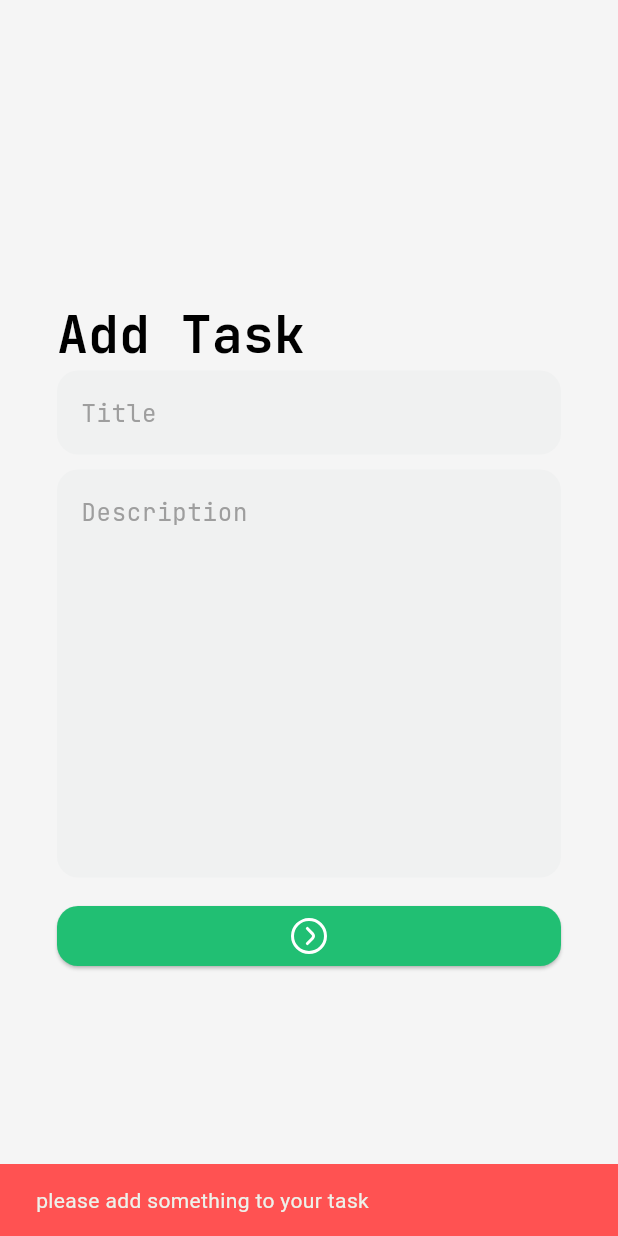
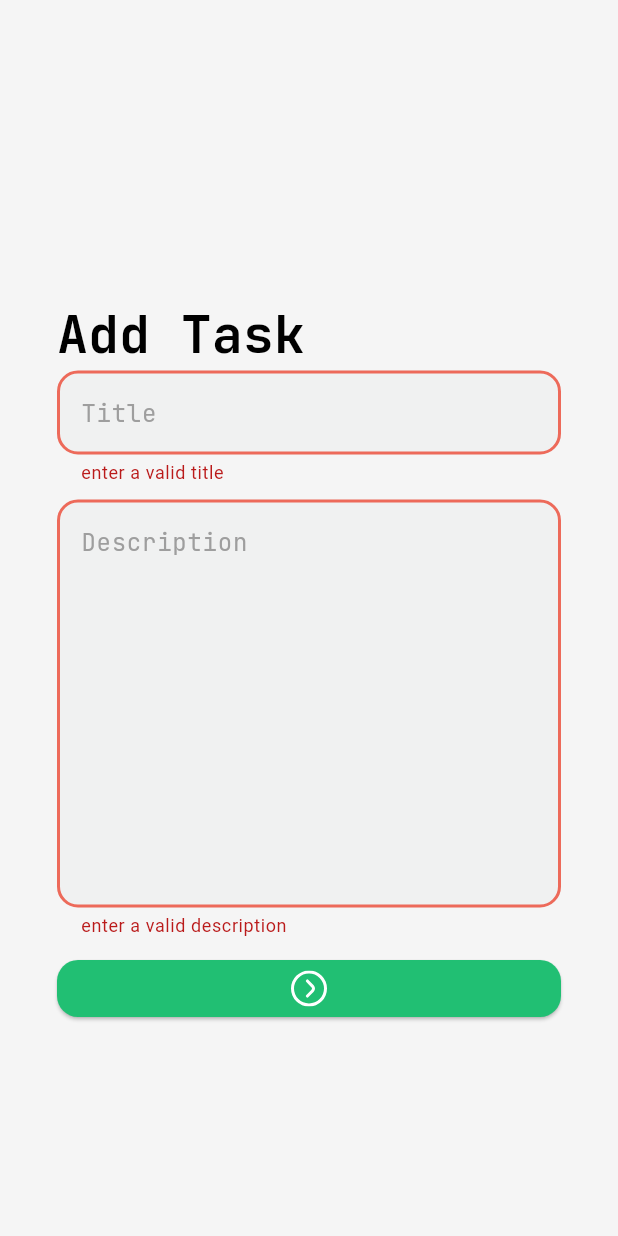
Before and after one commit to shamspahlowan/ostad_task_management, a Flutter app: the AddTaskView screen opened directly, after a tap on an icon or button, on a phone screen of 412 x 824 dp. Run offline on Flutter 3.47's test engine with Material 3 defaults, Android fonts, the phone set to English and light mode, and no system bars; our stand-ins replace flutter_svg, google_fonts, logger, shared_preferences; accounts and stored records are empty.

Commit message:
random commit

```diff
--- a/lib/app.dart
+++ b/lib/app.dart
@@ -3,6 +3,7 @@ import 'package:google_fonts/google_fonts.dart';
 import 'package:ostad_task_management/auth/presentation/views/splash_view.dart';
 
 class App extends StatefulWidget {
+  static GlobalKey<NavigatorState> navigator = GlobalKey();
   const App({super.key});
 
   @override
--- a/lib/auth/presentation/views/splash_view.dart
+++ b/lib/auth/presentation/views/splash_view.dart
@@ -26,6 +26,7 @@ class _SplashViewState extends State<SplashView> {
     final bool isLoggedIn = await AuthController.isUserAlreadyLoggedIn();
     if (isLoggedIn) {
       await AuthController.getUserData();
+
       Navigator.pushReplacement(
         context,
         MaterialPageRoute(
--- a/lib/dashboard/presentation/add_task_view.dart
+++ b/lib/dashboard/presentation/add_task_view.dart
@@ -72,6 +72,12 @@ class _AddTaskViewState extends State<AddTaskView> {
                         filled: true,
                         fillColor: const Color(0xFFF0F1F1),
                       ),
+                      validator: (value) {
+                        if (value?.trim().isEmpty ?? false) {
+                          return "enter a valid title";
+                        }
+                        return null;
+                      },
                     ),
                     SizedBox(height: 10),
                     TextFormField(
@@ -81,52 +87,31 @@ class _AddTaskViewState extends State<AddTaskView> {
                         filled: true,
                         fillColor: const Color(0xFFF0F1F1),
                       ),
+                      validator: (value) {
+                        if (value?.trim().isEmpty ?? false) {
+                          return "enter a valid description";
+                        }
+                        return null;
+                      },
                       maxLines: 10,
                     ),
                     SizedBox(height: 15),
                     SizedBox(
                       width: double.infinity,
+                      height: 38,
+                      child: Visibility(
+                        visible: _isAddNewTaskInProgress == false,
+                        replacement: Center(child: CircularProgressIndicator()),
                         child: ElevatedButton(
                           onPressed: () {
-                          DateTime now = DateTime.now();
-                          String date = "${now.day}/${now.month}/${now.year}";
-                          if (_titleController.text.isNotEmpty &&
-                              _descriptionController.text.isNotEmpty) {
-                            TaskManager.addTask(
-                              TaskModel(
-                                title: _titleController.text,
-                                description: _descriptionController.text,
-                                date: date,
-                                status: TaskStatus.newtask,
-                              ),
-                            );
-
-                            ScaffoldMessenger.of(context).showSnackBar(
-                              const SnackBar(
-                                elevation: 1,
-                                backgroundColor: Colors.green,
-                                content: Text("Task added successfully."),
-                                duration: Duration(seconds: 2),
-                              ),
-                            );
-                            Navigator.pop(context, true);
-                          } else {
-                            ScaffoldMessenger.of(context).showSnackBar(
-                              const SnackBar(
-                                elevation: 1,
-                                backgroundColor: Colors.redAccent,
-                                content: Text(
-                                  "please add something to your task",
-                                ),
-                              ),
-                            );
-                          }
+                            _onSubmit();
                           },
                           child: SvgPicture.asset(
                             AssetPaths.buttonIcon,
                             colorFilter: ColorFilter.mode(
                               Colors.white,
                               BlendMode.srcIn,
+                            ),
                           ),
                         ),
                       ),
@@ -141,7 +126,34 @@ class _AddTaskViewState extends State<AddTaskView> {
     );
   }
 
-  void _onSubmit() {}
+  void _addNewTaskToList(
+    BuildContext context, {
+    required String title,
+    required String description,
+  }) {
+    DateTime now = DateTime.now();
+    String date = "${now.day}/${now.month}/${now.year}";
+    TaskManager.addTask(
+      TaskModel(
+        title: title,
+        description: description,
+        date: date,
+        status: TaskStatus.newtask,
+      ),
+    );
+    Navigator.pop(context, true);
+  }
+
+  void _onSubmit() {
+    if (_formKey.currentState!.validate()) {
+      _addNewTask();
+    }
+  }
+
+  void _clearTextfields() {
+    _descriptionController.clear();
+    _titleController.clear();
+  }
 
   Future<void> _addNewTask() async {
     _isAddNewTaskInProgress = true;
@@ -149,15 +161,26 @@ class _AddTaskViewState extends State<AddTaskView> {
     Map<String, dynamic> json = {
       "title": _titleController.text.trim(),
       "description": _descriptionController.text.trim(),
-      "status": "New",
+      "status": "new",
     };
     final ApiResponse response = await ApiCaller.postRequest(
       url: Urls.createTaskUrl,
       body: json,
     );
 
-    if (response.isSccuess) {
-
+    _isAddNewTaskInProgress = false;
+    setState(() {});
+    if (response.isSccuess && response.statusCode == 200) {
+      _clearTextfields();
+      _addNewTaskToList(
+        context,
+        title: response.body["data"]["title"],
+        description: response.body["data"]["description"],
+      );
+      ShowSnackbarMessage.showSnackBarMessage(
+        context,
+        "Task successfully added",
+      );
     } else {
       ShowSnackbarMessage.showSnackBarMessage(context, response.error!);
     }
--- a/lib/util/urls.dart
+++ b/lib/util/urls.dart
@@ -3,5 +3,6 @@ class Urls {
 
   static const String registerUrl = "$_baseUrl/Registration";
   static const String loginUrl = "$_baseUrl/Login";
-    static const String createTaskUrl = "$_baseUrl/CreateTask";
+  static const String createTaskUrl = "$_baseUrl/CreateTask";
+  static const String getTaskStatusCount = "$_baseUrl/taskStatusCount";
 }
--- a/lib/util/user_model.dart
+++ b/lib/util/user_model.dart
@@ -23,9 +23,9 @@ class UserModel {
     return UserModel(
       firstName: firstName ?? this.firstName,
       lastName: lastName ?? this.lastName,
-      email: password ?? this.email,
+      email: password ?? email,
       mobile: mobile ?? this.mobile,
-      id: profileUrl ?? this.id,
+      id: profileUrl ?? id,
     );
   }
 
```
Also changed, not shown: lib/dashboard/presentation/home_view.dart (+50 -12 lines), lib/dashboard/widgets/progress_track_tile.dart (+10 -9 lines), lib/shared/api_caller.dart (+43 -4 lines), lib/shared/task_status_count_model.dart (added, +13 -0 lines), lib/shared/task_model.dart (line endings or trailing spaces). Lines whose indentation alone changed are shown as unchanged.
